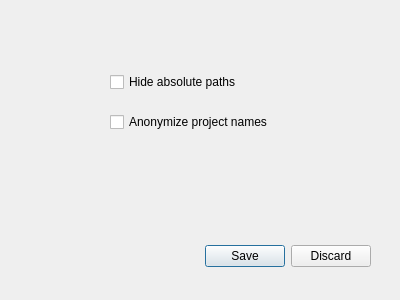
Above: settingsdialog.ui from kaushalyap/log-anonymizer before the change. Below: the same form after it.
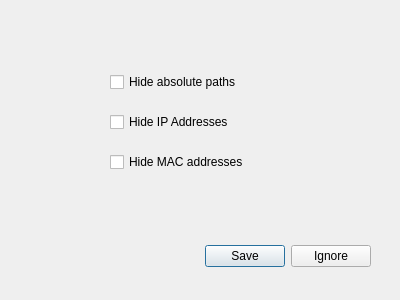
That is the form after the change.

Commit message: removed project name from settings, added IP and mac; implemented anonymize logic

Patch:
```diff
--- a/settingsdialog.ui
+++ b/settingsdialog.ui
@@ -26,7 +26,7 @@
     <enum>Qt::Horizontal</enum>
    </property>
    <property name="standardButtons">
-    <set>QDialogButtonBox::Discard|QDialogButtonBox::Save</set>
+    <set>QDialogButtonBox::Ignore|QDialogButtonBox::Save</set>
    </property>
   </widget>
   <widget class="QCheckBox" name="cbHideAbsPaths">
@@ -52,7 +52,20 @@
     </rect>
    </property>
    <property name="text">
-    <string>Anonymize project names</string>
+    <string>Hide IP Addresses</string>
+   </property>
+  </widget>
+  <widget class="QCheckBox" name="cbHideMac">
+   <property name="geometry">
+    <rect>
+     <x>110</x>
+     <y>150</y>
+     <width>181</width>
+     <height>24</height>
+    </rect>
+   </property>
+   <property name="text">
+    <string>Hide MAC addresses</string>
    </property>
   </widget>
  </widget>
```
Left out of the diff: 21 changed lines with no effect on the pictures. The commit also changes 14 other files.
